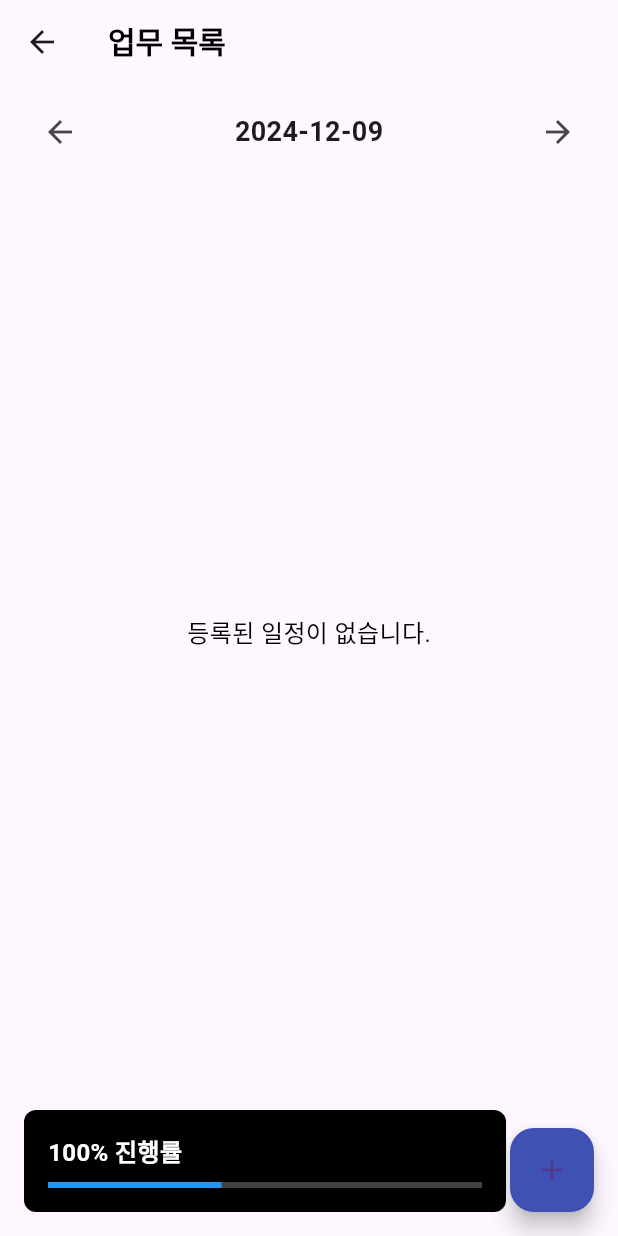
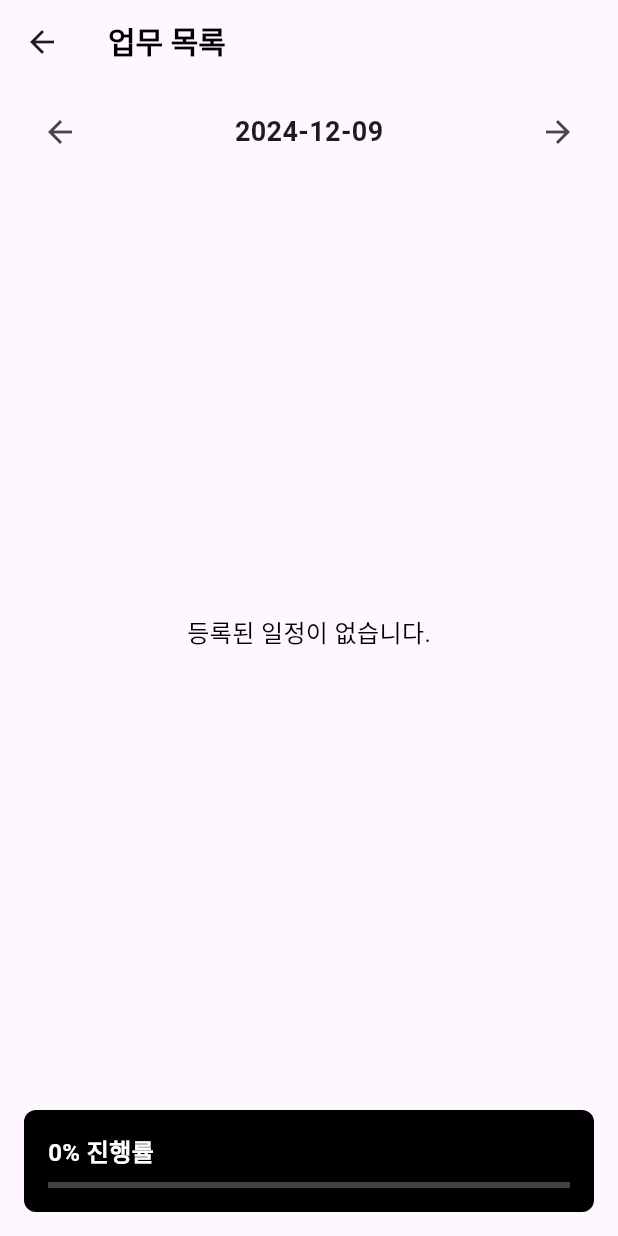
Before and after one commit to daneck99/Mobile_app_dev, a Flutter app: the TaskListScreen screen opened directly, on a phone screen of 412 x 824 dp. Run offline on Flutter 3.47's test engine with Material 3 defaults, Android fonts, the phone set to English and light mode, and no system bars; our stand-ins replace cached_network_image, cloud_firestore, firebase_auth, firebase_core, firebase_storage, geolocator and 4 more; accounts and stored records are empty.

Commit message:
progressbar 동적으로 업데이트

```diff
--- a/lib/screens/taskList_page.dart
+++ b/lib/screens/taskList_page.dart
@@ -4,7 +4,6 @@ import 'package:flutter/material.dart';
 import 'package:security/widgets/taskListPage/progressBar.dart';
 import 'package:security/widgets/taskListPage/taskCard.dart';
 import 'package:security/widgets/taskListPage/taskDetail.dart';
-import '../map/map_page.dart';
 import '../models/schedule_model.dart';
 
 class TaskListScreen extends StatefulWidget {
@@ -94,6 +93,15 @@ class _TaskListScreenState extends State<TaskListScreen> {
   Widget build(BuildContext context) {
     final filteredSchedules = _getSchedulesForSelectedDate();
 
+    // 체크된 TaskCard 개수 및 진행률 계산
+    final totalTasks = filteredSchedules.length;
+    final completedTasks = filteredSchedules
+        .where((task) => task.isCompleted)
+        .length;
+    final progress = totalTasks > 0
+        ? completedTasks / totalTasks
+        : 0.0; // 진행률 계산
+
     return Scaffold(
       appBar: AppBar(
         title: const Text(
@@ -111,7 +119,8 @@ class _TaskListScreenState extends State<TaskListScreen> {
         children: [
           // Date selector row
           Padding(
-            padding: const EdgeInsets.symmetric(horizontal: 16.0, vertical: 8.0),
+            padding: const EdgeInsets.symmetric(
+                horizontal: 16.0, vertical: 8.0),
             child: Row(
               mainAxisAlignment: MainAxisAlignment.spaceBetween,
               children: [
@@ -120,7 +129,8 @@ class _TaskListScreenState extends State<TaskListScreen> {
                   onPressed: _goToPreviousDay,
                 ),
                 Text(
-                  "${selectedDate.year}-${selectedDate.month.toString().padLeft(2, '0')}-${selectedDate.day.toString().padLeft(2, '0')}",
+                  "${selectedDate.year}-${selectedDate.month.toString().padLeft(
+                      2, '0')}-${selectedDate.day.toString().padLeft(2, '0')}",
                   style: const TextStyle(
                     fontSize: 18,
                     fontWeight: FontWeight.bold,
@@ -137,30 +147,34 @@ class _TaskListScreenState extends State<TaskListScreen> {
               ? const Center(child: CircularProgressIndicator())
               : Expanded(
             child: RefreshIndicator(
-              onRefresh: _fetchSchedules, // Pull-to-refresh callback
-              child: filteredSchedules.isEmpty
-                  ? const Center(
+              onRefresh: _fetchSchedules,
+              child: Column(
+                children: [
+
+                  filteredSchedules.isEmpty
+                      ? const Expanded(
+                    child: Center(
                       child: Text(
                         '등록된 일정이 없습니다.',
                         style: TextStyle(fontSize: 16, color: Colors.black),
                       ),
+                    ),
                   )
-                  : ListView.builder(
+                      : Expanded(
+                    child: ListView.builder(
                       padding: const EdgeInsets.all(16),
                       itemCount: filteredSchedules.length,
                       itemBuilder: (context, index) {
                         final schedule = filteredSchedules[index];
                         return GestureDetector(
                           onTap: () async {
-                      // Await for the result from TaskDetailSheet
                             final result = await Navigator.push(
                               context,
                               MaterialPageRoute(
-                          builder: (context) => TaskDetailSheet(schedule: schedule),
+                                builder: (context) =>
+                                    TaskDetailSheet(schedule: schedule),
                               ),
                             );
-
-                      // Refresh schedules if needed
                             if (result == 'refresh') {
                               _fetchSchedules();
                             }
@@ -168,34 +182,20 @@ class _TaskListScreenState extends State<TaskListScreen> {
                           child: TaskCard(
                             schedule: schedule,
                             onEdit: (updatedSchedule) {
-                        _fetchSchedules(); // Refresh after editing
+                              _fetchSchedules();
                             },
                           ),
                         );
                       },
                     ),
                   ),
-          ),
-          const ProgressBar(),
+                  ProgressBar(progress: progress), // 동적으로 계산된 진행률 전달
                 ],
               ),
-      floatingActionButton: FloatingActionButton(
-        backgroundColor: const Color(0xFF3F51B5),
-        child: const Icon(Icons.add),
-        onPressed: () async {
-          final result = await Navigator.push(
-            context,
-            MaterialPageRoute(
-              builder: (context) => MapScreen(), // Replace with your add schedule page
             ),
-          );
-          // Refresh if a new task was added
-          if (result == 'refresh') {
-            _fetchSchedules();
-          }
-        },
           ),
-      floatingActionButtonLocation: FloatingActionButtonLocation.endFloat,
+        ],
+      ),
     );
   }
 }
--- a/lib/widgets/taskListPage/progressBar.dart
+++ b/lib/widgets/taskListPage/progressBar.dart
@@ -3,14 +3,16 @@ import 'package:flutter/material.dart';
 import '../../style/colors.dart';
 
 class ProgressBar extends StatelessWidget {
-  const ProgressBar({Key? key}) : super(key: key);
+  final double progress; // 진행률 값을 외부에서 전달받음
+
+  const ProgressBar({Key? key, required this.progress}) : super(key: key);
 
   @override
   Widget build(BuildContext context) {
     return Align(
       alignment: Alignment.centerLeft,
       child: Container(
-        width: MediaQuery.of(context).size.width * 0.78,
+        width: MediaQuery.of(context).size.width * 1.0,
         margin: const EdgeInsets.all(16),
         padding: const EdgeInsets.all(16),
         decoration: BoxDecoration(
@@ -20,9 +22,9 @@ class ProgressBar extends StatelessWidget {
         child: Column(
           crossAxisAlignment: CrossAxisAlignment.start,
           children: [
-            const Text(
-              '100% 진행률',
-              style: TextStyle(
+            Text(
+              '${(progress * 100).toStringAsFixed(0)}% 진행률',
+              style: const TextStyle(
                 color: Colors.white,
                 fontSize: 16,
                 fontWeight: FontWeight.bold,
@@ -30,7 +32,7 @@ class ProgressBar extends StatelessWidget {
             ),
             const SizedBox(height: 8),
             LinearProgressIndicator(
-              value: 0.4,
+              value: progress,
               backgroundColor: Colors.grey[800],
               valueColor: const AlwaysStoppedAnimation<Color>(Colors.blue),
             ),
```
Lines whose indentation alone changed are shown as unchanged.
